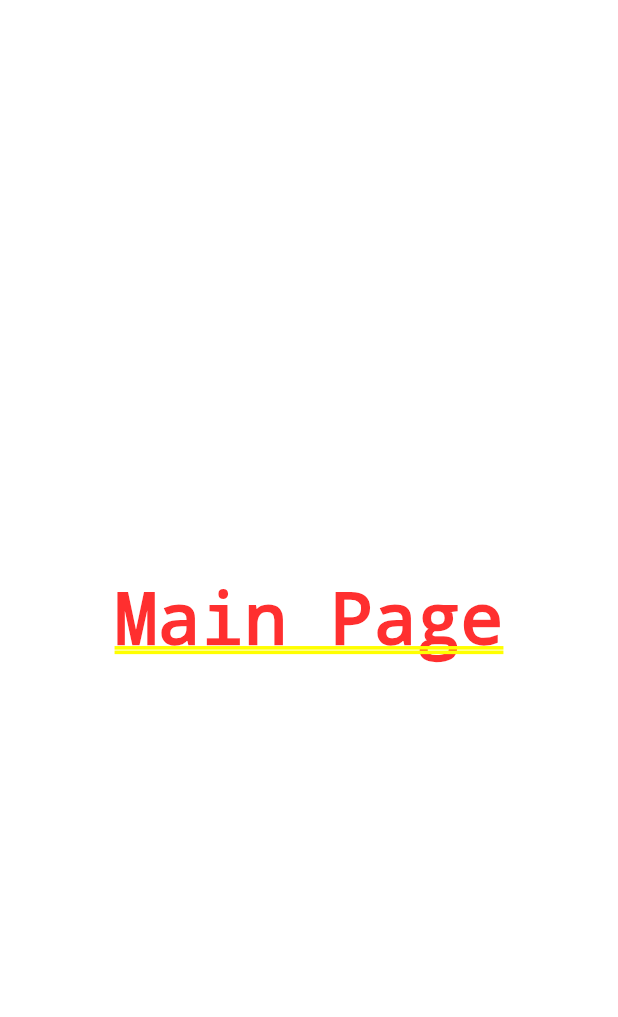
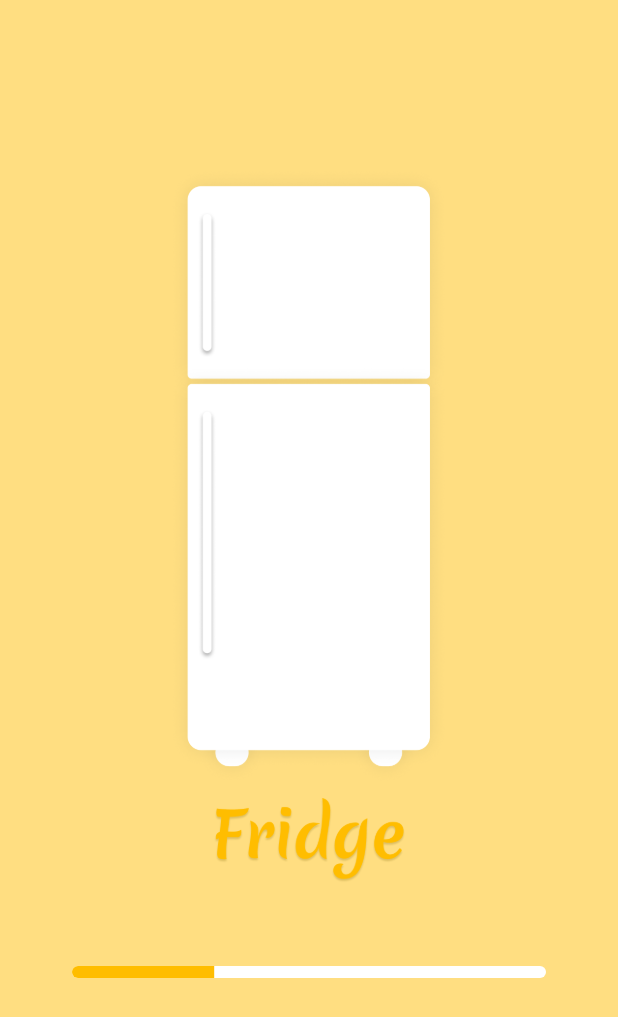
Before and after one commit to SokolovDmytr/my_projects, a Flutter app: the screen it shows after launch, on a phone screen of 412 x 824 dp. Shown: the top 1017 px of the screen. Run offline on Flutter 3.47's test engine with Material 2 defaults, Android fonts, the light colour scheme and no system bars; our stand-ins replace flutter_redux, flutter_secure_storage, google_fonts, logger, redux; missing offline and left inert: flutter_redux_navigation, pedantic, redux_epics; project files that could hold a hidden picture were left out.

Commit message:
Added splash screen

```diff
--- a/lib/application/application.dart
+++ b/lib/application/application.dart
@@ -6,7 +6,7 @@ import 'package:yellow_team_fridge/dictionary/flutter_delegate.dart';
 import 'package:yellow_team_fridge/res/keys.dart';
 import 'package:yellow_team_fridge/res/locales.dart';
 import 'package:yellow_team_fridge/store/application/app_state.dart';
-import 'package:yellow_team_fridge/ui/pages/main_page/main_page.dart';
+import 'package:yellow_team_fridge/ui/pages/splash_screen/splash_screen.dart';
 
 /// The [Application] class, in which the creation of [MaterialApp] takes place.
 /// It takes [store] as a parameter, which is initialized in [main].
@@ -36,11 +36,12 @@ class Application extends StatelessWidget {
             debugShowCheckedModeBanner: false,
             navigatorKey: NavigatorHolder.navigatorKey,
             // onGenerateRoute: route.RouteBuilder.onGenerateRoute,
-            home: MainPage(),
+            home: SplashScreen(
+              key: UniqueKey(),
+            ),
             locale: Locale(Locales.base),
             supportedLocales: FlutterDictionaryDelegate.getSupportedLocales,
-            localizationsDelegates:
-                FlutterDictionaryDelegate.getLocalizationDelegates,
+            localizationsDelegates: FlutterDictionaryDelegate.getLocalizationDelegates,
             builder: (context, child) {
               return MediaQuery(
                 data: MediaQuery.of(context).copyWith(
--- /dev/null
+++ b/lib/res/app_duration.dart
@@ -0,0 +1,7 @@
+
+
+class AppDuration {
+  static Duration get defaultDurationForSplashScreen {
+    return Duration(seconds: 3);
+  }
+}
--- /dev/null
+++ b/lib/ui/pages/splash_screen/splash_screen.dart
@@ -0,0 +1,73 @@
+import 'dart:ui';
+
+import 'package:flutter/material.dart';
+import 'package:flutter/services.dart';
+import 'package:yellow_team_fridge/res/app_styles/app_colors.dart';
+import 'package:yellow_team_fridge/res/image_assets.dart';
+
+class SplashScreen extends StatefulWidget {
+  final double value = 0.3;
+
+  const SplashScreen({Key key}) : super(key: key);
+
+  @override
+  _SplashScreenState createState() => _SplashScreenState();
+}
+
+class _SplashScreenState extends State<SplashScreen> with TickerProviderStateMixin{
+  double _widthScreen;
+  @override
+  void initState() {
+    super.initState();
+
+    SystemChrome.setSystemUIOverlayStyle(
+      SystemUiOverlayStyle(
+        statusBarIconBrightness: Brightness.light,
+        statusBarColor: AppColors.wheat,
+      ),
+    );
+  }
+
+  @override
+  void didChangeDependencies() {
+    super.didChangeDependencies();
+
+    if(_widthScreen == null){
+      _widthScreen = MediaQuery.of(context).size.width;
+    }
+  }
+
+  @override
+  Widget build(BuildContext context) {
+    return Container(
+      color: AppColors.wheat,
+      child: Stack(
+        alignment: Alignment.topCenter,
+        children: [
+          Container(
+            margin: const EdgeInsets.fromLTRB(67.0, 93.0, 67.0, 210.0),
+            child: Image.asset(
+              ImageAssets.splashScreenFridge,
+            ),
+          ),
+          Positioned(
+            bottom: 0.0,
+            width: _widthScreen,
+            child: Container(
+              margin: const EdgeInsets.only(left: 48.0, right: 48.0, bottom: 172.0),
+              child: ClipRRect(
+                borderRadius: BorderRadius.circular(4.0),
+                child: LinearProgressIndicator(
+                  value: widget.value,
+                  minHeight: 8.0,
+                  backgroundColor: AppColors.white,
+                  valueColor: AlwaysStoppedAnimation<Color>(AppColors.marigold),
+                ),
+              ),
+            ),
+          ),
+        ],
+      ),
+    );
+  }
+}
```
Also changed, not shown: pubspec.yaml (+3 -12 lines).
